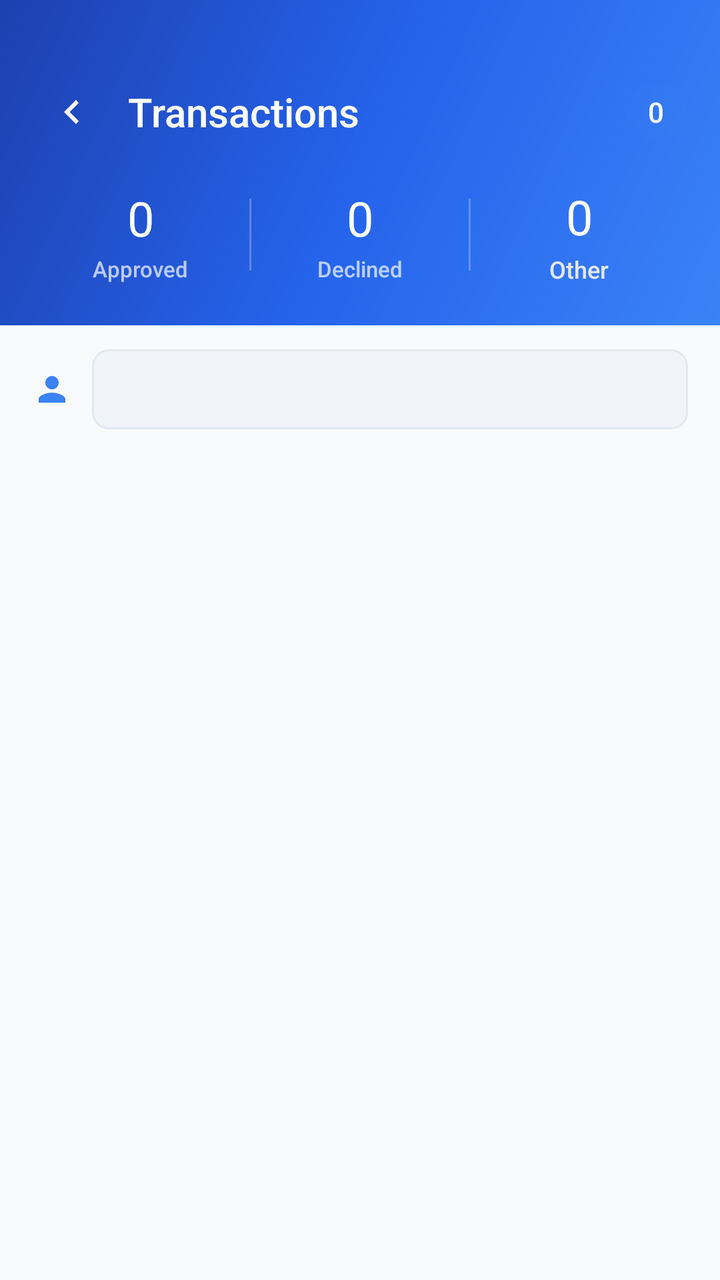
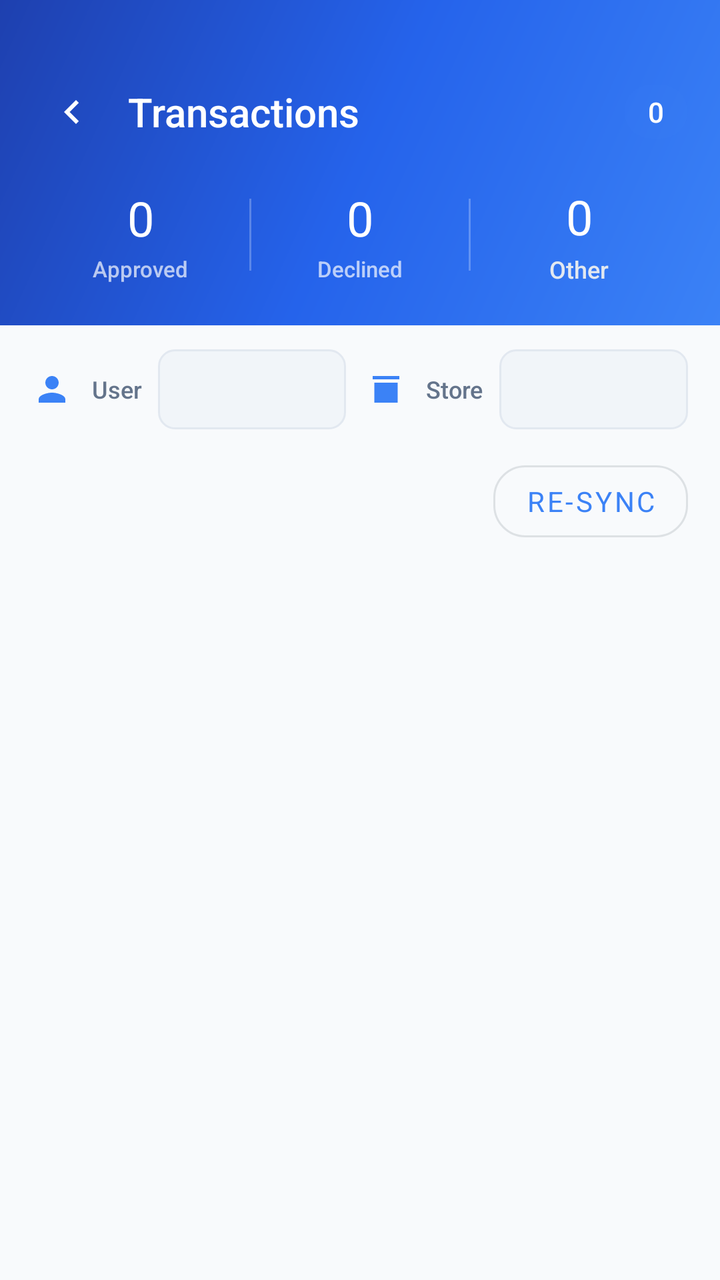

Screens rendered from an Android XML layout before and after an edit, with the pre-edit source and the edit as a unified diff.
<!-- AndroidManifest.xml: application theme Theme.MySoftPOS -->
<!-- res/layout/activity_transaction_management.xml -->
<?xml version="1.0" encoding="utf-8"?>
<LinearLayout xmlns:android="http://schemas.android.com/apk/res/android"
    xmlns:app="http://schemas.android.com/apk/res-auto"
    android:layout_width="match_parent"
    android:layout_height="match_parent"
    android:orientation="vertical"
    android:background="@color/background_primary">

    
    
    
    <LinearLayout
        android:layout_width="match_parent"
        android:layout_height="wrap_content"
        android:orientation="vertical"
        android:background="@drawable/bg_gradient_blue"
        android:paddingTop="@dimen/header_padding_top"
        android:paddingBottom="20dp"
        android:paddingHorizontal="@dimen/screen_padding_horizontal">

        
        <LinearLayout
            android:layout_width="match_parent"
            android:layout_height="wrap_content"
            android:orientation="horizontal"
            android:gravity="center_vertical">

            <ImageButton
                android:id="@+id/btnBack"
                android:layout_width="40dp"
                android:layout_height="40dp"
                android:background="?attr/selectableItemBackgroundBorderless"
                android:src="@drawable/ic_back"
                android:contentDescription="@string/back"
                app:tint="@android:color/white" />

            <TextView
                android:layout_width="0dp"
                android:layout_height="wrap_content"
                android:layout_weight="1"
                android:text="@string/txn_mgmt_header_title"
                android:textColor="@android:color/white"
                android:textSize="20sp"
                android:fontFamily="sans-serif-medium"
                android:layout_marginStart="8dp" />

            <TextView
                android:id="@+id/tvTxnCount"
                android:layout_width="wrap_content"
                android:layout_height="wrap_content"
                android:text="@string/common_zero"
                android:textColor="@android:color/white"
                android:textSize="14sp"
                android:fontFamily="sans-serif-medium"
                android:background="@drawable/bg_badge_count"
                android:paddingHorizontal="12dp"
                android:paddingVertical="4dp"
                android:gravity="center" />
        </LinearLayout>

        
        <LinearLayout
            android:id="@+id/layoutStats"
            android:layout_width="match_parent"
            android:layout_height="wrap_content"
            android:orientation="horizontal"
            android:layout_marginTop="16dp"
            android:gravity="center">

            
            <LinearLayout
                android:layout_width="0dp"
                android:layout_height="wrap_content"
                android:layout_weight="1"
                android:orientation="vertical"
                android:gravity="center">

                <TextView
                    android:id="@+id/tvApprovedCount"
                    android:layout_width="wrap_content"
                    android:layout_height="wrap_content"
                    android:text="@string/common_zero"
                    android:textColor="@android:color/white"
                    android:textSize="24sp"
                    android:fontFamily="sans-serif-bold" />

                <TextView
                    android:layout_width="wrap_content"
                    android:layout_height="wrap_content"
                    android:text="@string/txn_mgmt_label_approved"
                    android:textColor="#B0FFFFFF"
                    android:textSize="11sp"
                    android:fontFamily="sans-serif-medium"
                    android:layout_marginTop="2dp" />
            </LinearLayout>

            <View
                android:layout_width="1dp"
                android:layout_height="36dp"
                android:background="#40FFFFFF" />

            
            <LinearLayout
                android:layout_width="0dp"
                android:layout_height="wrap_content"
                android:layout_weight="1"
                android:orientation="vertical"
                android:gravity="center">

                <TextView
                    android:id="@+id/tvDeclinedCount"
                    android:layout_width="wrap_content"
                    android:layout_height="wrap_content"
                    android:text="@string/common_zero"
                    android:textColor="@android:color/white"
                    android:textSize="24sp"
                    android:fontFamily="sans-serif-bold" />

                <TextView
                    android:layout_width="wrap_content"
                    android:layout_height="wrap_content"
                    android:text="@string/txn_mgmt_label_declined"
                    android:textColor="#B0FFFFFF"
                    android:textSize="11sp"
                    android:fontFamily="sans-serif-medium"
                    android:layout_marginTop="2dp" />
            </LinearLayout>

            <View
                android:layout_width="1dp"
                android:layout_height="36dp"
                android:background="#40FFFFFF" />

            
            <LinearLayout
                android:layout_width="0dp"
                android:layout_height="wrap_content"
                android:layout_weight="1"
                android:orientation="vertical"
                android:gravity="center">

                <TextView
                    android:id="@+id/tvOtherCount"
                    android:layout_width="wrap_content"
                    android:layout_height="wrap_content"
                    android:text="@string/common_zero"
                    android:textColor="@android:color/white"
                    android:textSize="24sp"
                    android:fontFamily="sans-serif-bold" />

                <TextView
                    android:layout_width="wrap_content"
                    android:layout_height="wrap_content"
                    android:text="@string/txn_mgmt_label_other"
                    android:textColor="#E2E8F0"
                    android:textSize="12sp"
                    android:fontFamily="sans-serif-medium"
                    android:layout_marginTop="2dp" />
            </LinearLayout>
        </LinearLayout>
    </LinearLayout>

    
    
    
    <LinearLayout
        android:id="@+id/layoutFilterBar"
        android:layout_width="match_parent"
        android:layout_height="wrap_content"
        android:orientation="horizontal"
        android:gravity="center_vertical"
        android:paddingHorizontal="@dimen/screen_padding_horizontal"
        android:paddingVertical="12dp"
        android:background="@color/background_primary"
        android:elevation="0dp">

        <ImageView
            android:layout_width="20dp"
            android:layout_height="20dp"
            android:src="@drawable/ic_baseline_person_24"
            app:tint="@color/accent_blue"
            android:layout_marginEnd="10dp" />

        <Spinner
            android:id="@+id/spinnerUserFilter"
            android:layout_width="0dp"
            android:layout_height="40dp"
            android:layout_weight="1"
            android:background="@drawable/bg_spinner_outlined"
            android:paddingHorizontal="16dp"
            android:popupBackground="@color/background_deep" />
    </LinearLayout>

    
    
    
    <FrameLayout
        android:layout_width="match_parent"
        android:layout_height="match_parent">

        <androidx.recyclerview.widget.RecyclerView
            android:id="@+id/rvTransactions"
            android:layout_width="match_parent"
            android:layout_height="match_parent"
            android:padding="@dimen/list_padding"
            android:clipToPadding="false" />

        
        <LinearLayout
            android:id="@+id/layoutEmpty"
            android:layout_width="wrap_content"
            android:layout_height="wrap_content"
            android:layout_gravity="center"
            android:orientation="vertical"
            android:gravity="center"
            android:visibility="gone">

            <ImageView
                android:layout_width="64dp"
                android:layout_height="64dp"
                android:src="@drawable/ic_baseline_list_24"
                app:tint="@color/text_muted"
                android:alpha="0.4" />

            <TextView
                android:id="@+id/tvEmptyTitle"
                android:layout_width="wrap_content"
                android:layout_height="wrap_content"
                android:text="@string/txn_mgmt_empty_no_transactions_title"
                android:textColor="@color/text_muted"
                android:textSize="14sp"
                android:layout_marginTop="12dp" />

            <TextView
                android:id="@+id/tvEmptySubtitle"
                android:layout_width="wrap_content"
                android:layout_height="wrap_content"
                android:layout_marginTop="6dp"
                android:text="@string/txn_mgmt_state_offline_subtitle"
                android:textColor="@color/text_secondary"
                android:textSize="12sp"
                android:gravity="center" />

            <com.google.android.material.button.MaterialButton
                android:id="@+id/btnRetryConnection"
                style="@style/Widget.MaterialComponents.Button.OutlinedButton"
                android:layout_width="wrap_content"
                android:layout_height="wrap_content"
                android:layout_marginTop="16dp"
                android:text="@string/user_mgmt_retry"
                android:visibility="gone"
                app:cornerRadius="18dp" />
        </LinearLayout>
    </FrameLayout>

</LinearLayout>
<!-- resources referenced by this layout -->
<resources>
  <color name="accent_blue">#3B82F6</color>
  <color name="background_deep">#FFFFFF</color>
  <color name="background_primary">#F8FAFC</color>
  <color name="text_muted">#94A3B8</color>
  <color name="text_secondary">#64748B</color>
  <dimen name="header_padding_top">36dp</dimen>
  <dimen name="list_padding">12dp</dimen>
  <dimen name="screen_padding_horizontal">16dp</dimen>
  <!-- drawable bg_badge_count (drawable) -->
  <?xml version="1.0" encoding="utf-8"?>
  <shape xmlns:android="http://schemas.android.com/apk/res/android"
      android:shape="rectangle">
      <solid android:color="#1A3B82F6" />
      <corners android:radius="100dp" />
      <padding android:left="12dp" android:right="12dp" />
  </shape>
  <!-- drawable bg_gradient_blue (drawable) -->
  <?xml version="1.0" encoding="utf-8"?>
  <shape xmlns:android="http://schemas.android.com/apk/res/android">
      <gradient
          android:startColor="#3B82F6"
          android:centerColor="#2563EB"
          android:endColor="#1E40AF"
          android:angle="135" />
  </shape>
  <!-- drawable bg_spinner_outlined (drawable) -->
  <?xml version="1.0" encoding="utf-8"?>
  <shape xmlns:android="http://schemas.android.com/apk/res/android"
      android:shape="rectangle">
      <solid android:color="#F1F5F9" />
      <corners android:radius="8dp" />
      <stroke android:width="1dp" android:color="#E2E8F0" />
  </shape>
  <!-- drawable ic_back (drawable) -->
  <?xml version="1.0" encoding="utf-8"?>
  <vector xmlns:android="http://schemas.android.com/apk/res/android" android:width="24dp" android:height="24dp" android:viewportWidth="24" android:viewportHeight="24"><path android:fillColor="#000000" android:pathData="M15.41,7.41L14,6l-6,6 6,6 1.41,-1.41L10.83,12z"/></vector>
  <string name="back">Back</string>
  <string name="common_zero">0</string>
  <string name="txn_mgmt_empty_no_transactions_title">No transactions found</string>
  <string name="txn_mgmt_header_title">Transactions</string>
  <string name="txn_mgmt_label_approved">Approved</string>
  <string name="txn_mgmt_label_declined">Declined</string>
  <string name="txn_mgmt_label_other">Other</string>
  <string name="txn_mgmt_state_offline_subtitle">Connect to Wi-Fi or mobile data to view transaction management.</string>
  <string name="user_mgmt_retry">Try Again</string>
  <color name="primary">#3B82F6</color>
  <color name="on_primary">#FFFFFF</color>
  <color name="background">#F8FAFC</color>
  <color name="secondary">#06B6D4</color>
  <color name="on_secondary">#000000</color>
  <color name="surface">#FFFFFF</color>
  <color name="on_surface">#1E293B</color>
  <color name="text_primary">#1E293B</color>
  <color name="text_hint">#94A3B8</color>
  <color name="error">#EF4444</color>
  <style name="AppWindowAnimations" parent="@android:style/Animation.Activity">
          <item name="android:activityOpenEnterAnimation">@anim/slide_in_right</item>
          <item name="android:activityOpenExitAnimation">@anim/slide_out_left</item>
          <item name="android:activityCloseEnterAnimation">@anim/slide_in_left</item>
          <item name="android:activityCloseExitAnimation">@anim/slide_out_right</item>
      </style>
  <!-- unchanged entries left out for length: 3 -->
</resources>

<!-- the commit's change to res/layout/activity_transaction_management.xml (unified diff, before → after) -->
@@ -181,6 +181,15 @@
             app:tint="@color/accent_blue"
             android:layout_marginEnd="10dp" />
 
+        <TextView
+            android:layout_width="wrap_content"
+            android:layout_height="wrap_content"
+            android:text="@string/common_user"
+            android:textColor="@color/text_secondary"
+            android:textSize="12sp"
+            android:fontFamily="sans-serif-medium"
+            android:layout_marginEnd="8dp" />
+
         <Spinner
             android:id="@+id/spinnerUserFilter"
             android:layout_width="0dp"
@@ -189,6 +198,49 @@
             android:background="@drawable/bg_spinner_outlined"
             android:paddingHorizontal="16dp"
             android:popupBackground="@color/background_deep" />
+
+        <ImageView
+            android:layout_width="20dp"
+            android:layout_height="20dp"
+            android:layout_marginStart="10dp"
+            android:layout_marginEnd="10dp"
+            android:src="@drawable/ic_baseline_store_24"
+            app:tint="@color/accent_blue" />
+
+        <TextView
+            android:layout_width="wrap_content"
+            android:layout_height="wrap_content"
+            android:text="@string/txn_mgmt_filter_label_store"
+            android:textColor="@color/text_secondary"
+            android:textSize="12sp"
+            android:fontFamily="sans-serif-medium"
+            android:layout_marginEnd="8dp" />
+
+        <Spinner
+            android:id="@+id/spinnerStoreFilter"
+            android:layout_width="0dp"
+            android:layout_height="40dp"
+            android:layout_weight="1"
+            android:background="@drawable/bg_spinner_outlined"
+            android:paddingHorizontal="16dp"
+            android:popupBackground="@color/background_deep" />
+    </LinearLayout>
+
+    <LinearLayout
+        android:layout_width="match_parent"
+        android:layout_height="wrap_content"
+        android:orientation="horizontal"
+        android:gravity="end"
+        android:paddingHorizontal="16dp"
+        android:paddingBottom="8dp">
+
+        <com.google.android.material.button.MaterialButton
+            android:id="@+id/btnBackfillTransactions"
+            style="@style/Widget.MaterialComponents.Button.OutlinedButton"
+            android:layout_width="wrap_content"
+            android:layout_height="wrap_content"
+            android:text="@string/txn_mgmt_backfill_action"
+            app:cornerRadius="16dp" />
     </LinearLayout>
 
     
<!-- resource entries referenced after the edit -->
@@ -36,9 +36,22 @@
   <!-- drawable ic_back (drawable) -->
   <?xml version="1.0" encoding="utf-8"?>
   <vector xmlns:android="http://schemas.android.com/apk/res/android" android:width="24dp" android:height="24dp" android:viewportWidth="24" android:viewportHeight="24"><path android:fillColor="#000000" android:pathData="M15.41,7.41L14,6l-6,6 6,6 1.41,-1.41L10.83,12z"/></vector>
+  <!-- drawable ic_baseline_store_24 (drawable) -->
+  <vector xmlns:android="http://schemas.android.com/apk/res/android"
+      android:width="24dp"
+      android:height="24dp"
+      android:viewportWidth="24"
+      android:viewportHeight="24">
+      <path
+          android:fillColor="#FFFFFFFF"
+          android:pathData="M4,4h16v2h-16zM5,8h14v12h-14zM8,11h8v2h-8zM8,15h8v2h-8z" />
+  </vector>
   <string name="back">Back</string>
+  <string name="common_user">User</string>
   <string name="common_zero">0</string>
-  <string name="txn_mgmt_empty_no_transactions_title">No transactions found</string>
+  <string name="txn_mgmt_backfill_action">Re-sync</string>
+  <string name="txn_mgmt_empty_no_transactions_title">No transactions</string>
+  <string name="txn_mgmt_filter_label_store">Store</string>
   <string name="txn_mgmt_header_title">Transactions</string>
   <string name="txn_mgmt_label_approved">Approved</string>
   <string name="txn_mgmt_label_declined">Declined</string>
